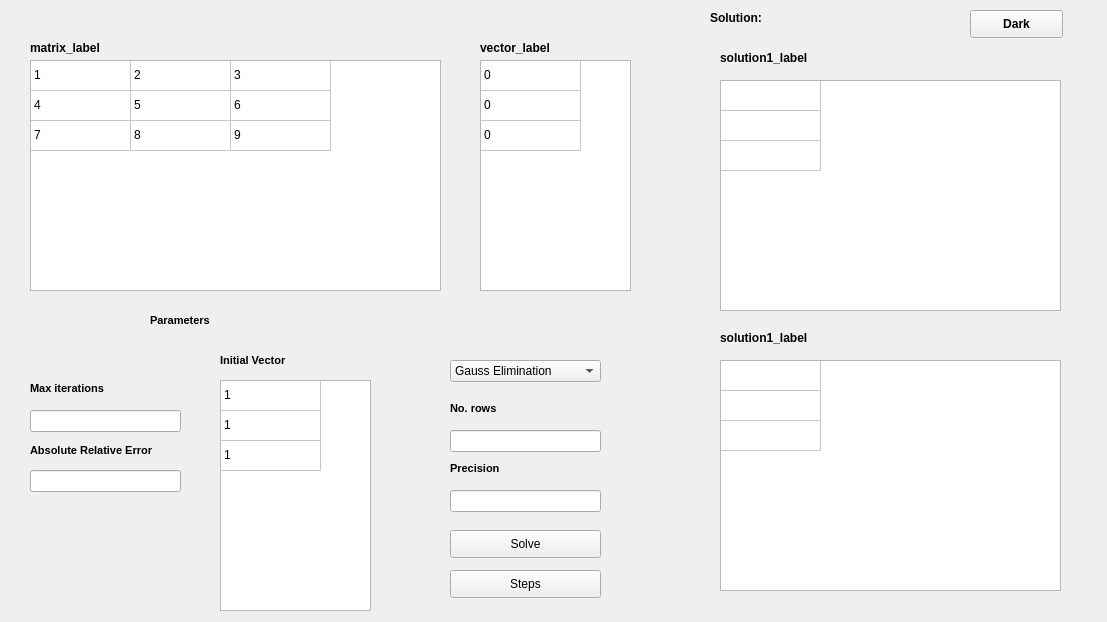
Above: src/ui/mainwindow.ui from Gang-of-CSED/Equator before the change. Below: the same form after it.
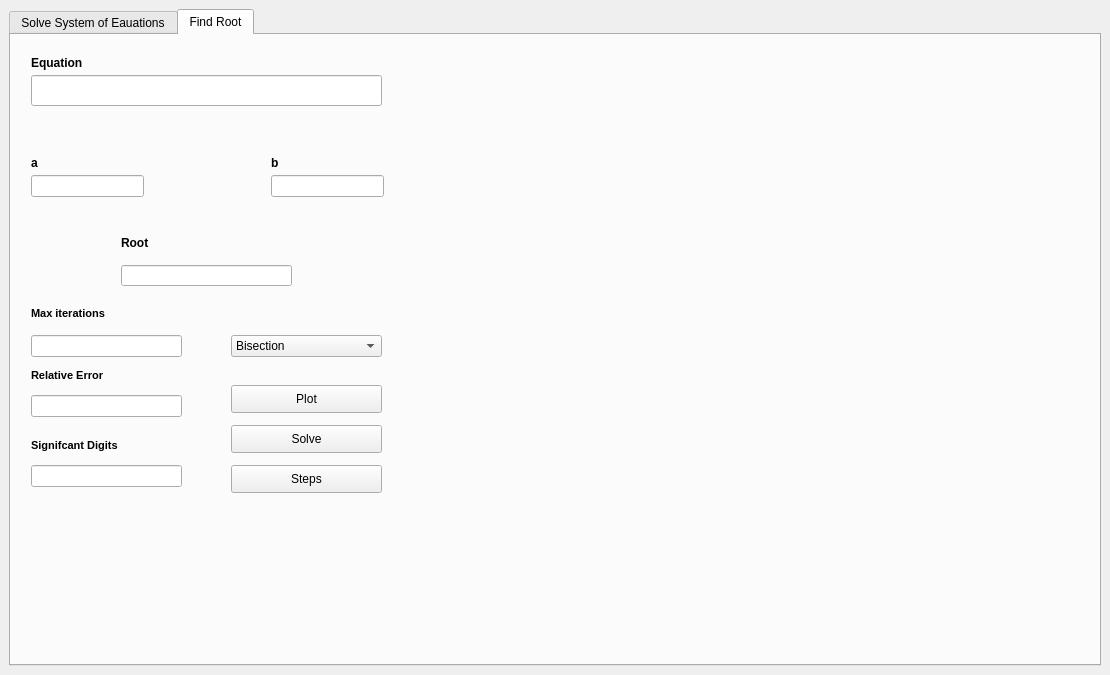
That is the form after the change.

Commit message: added compnents and new tab

The edit to the form file:
```diff
--- a/src/ui/mainwindow.ui
+++ b/src/ui/mainwindow.ui
@@ -6,110 +6,131 @@
    <rect>
     <x>0</x>
     <y>0</y>
-    <width>1107</width>
-    <height>622</height>
+    <width>1110</width>
+    <height>675</height>
    </rect>
   </property>
   <property name="windowTitle">
    <string>Equator</string>
   </property>
   <widget class="QWidget" name="centralwidget">
-   <widget class="QTableWidget" name="matrixTable">
-    <property name="geometry">
-     <rect>
-      <x>30</x>
-      <y>60</y>
-      <width>411</width>
-      <height>231</height>
-     </rect>
-    </property>
-    <attribute name="horizontalHeaderVisible">
-     <bool>false</bool>
-    </attribute>
-    <attribute name="verticalHeaderVisible">
-     <bool>false</bool>
-    </attribute>
-    <row>
-     <property name="text">
-      <string>1</string>
-     </property>
-    </row>
-    <row>
-     <property name="text">
-      <string>2</string>
-     </property>
-    </row>
-    <row>
-     <property name="text">
-      <string>3</string>
-     </property>
-    </row>
-    <column>
-     <property name="text">
-      <string>a</string>
-     </property>
-    </column>
-    <column>
-     <property name="text">
-      <string>b</string>
-     </property>
-    </column>
-    <column>
-     <property name="text">
-      <string>c</string>
-     </property>
-    </column>
-    <item row="0" column="0">
-     <property name="text">
-      <string>1</string>
-     </property>
-    </item>
-    <item row="0" column="1">
-     <property name="text">
-      <string>2</string>
-     </property>
-    </item>
-    <item row="0" column="2">
-     <property name="text">
-      <string>3</string>
-     </property>
-    </item>
+   <layout class="QGridLayout" name="gridLayout">
     <item row="1" column="0">
-     <property name="text">
-      <string>4</string>
-     </property>
-    </item>
-    <item row="1" column="1">
+     <widget class="QTabWidget" name="tabWidget">
+      <property name="currentIndex">
+       <number>1</number>
+      </property>
+      <widget class="QWidget" name="tabMatrix">
+       <attribute name="title">
+        <string>Solve System of Eauations</string>
+       </attribute>
+       <widget class="QPushButton" name="stepsButton">
+        <property name="geometry">
+         <rect>
+          <x>440</x>
+          <y>560</y>
+          <width>151</width>
+          <height>28</height>
+         </rect>
+        </property>
      <property name="text">
-      <string>5</string>
-     </property>
-    </item>
-    <item row="1" column="2">
+         <string>Steps</string>
+        </property>
+       </widget>
+       <widget class="QLabel" name="solutionErrorLabel">
+        <property name="geometry">
+         <rect>
+          <x>710</x>
+          <y>20</y>
+          <width>301</width>
+          <height>16</height>
+         </rect>
+        </property>
+        <property name="font">
+         <font>
+          <pointsize>11</pointsize>
+          <weight>75</weight>
+          <bold>true</bold>
+         </font>
+        </property>
      <property name="text">
-      <string>6</string>
-     </property>
-    </item>
-    <item row="2" column="0">
+         <string/>
+        </property>
+       </widget>
+       <widget class="QLineEdit" name="precisionLine">
+        <property name="geometry">
+         <rect>
+          <x>440</x>
+          <y>480</y>
+          <width>151</width>
+          <height>22</height>
+         </rect>
+        </property>
+       </widget>
+       <widget class="QLabel" name="errorLabel">
+        <property name="geometry">
+         <rect>
+          <x>20</x>
+          <y>430</y>
+          <width>161</width>
+          <height>21</height>
+         </rect>
+        </property>
+        <property name="font">
+         <font>
+          <pointsize>8</pointsize>
+          <weight>75</weight>
+          <bold>true</bold>
+         </font>
+        </property>
      <property name="text">
-      <string>7</string>
-     </property>
-    </item>
-    <item row="2" column="1">
+         <string>Absolute Relative Error</string>
+        </property>
+       </widget>
+       <widget class="QLabel" name="vectorLabel">
+        <property name="geometry">
+         <rect>
+          <x>470</x>
+          <y>30</y>
+          <width>131</width>
+          <height>16</height>
+         </rect>
+        </property>
+        <property name="font">
+         <font>
+          <weight>75</weight>
+          <bold>true</bold>
+         </font>
+        </property>
      <property name="text">
-      <string>8</string>
-     </property>
-    </item>
-    <item row="2" column="2">
+         <string>vector_label</string>
+        </property>
+       </widget>
+       <widget class="QLabel" name="initialLabel">
+        <property name="geometry">
+         <rect>
+          <x>210</x>
+          <y>340</y>
+          <width>81</width>
+          <height>21</height>
+         </rect>
+        </property>
+        <property name="font">
+         <font>
+          <pointsize>8</pointsize>
+          <weight>75</weight>
+          <bold>true</bold>
+         </font>
+        </property>
      <property name="text">
-      <string>9</string>
-     </property>
-    </item>
+         <string>Initial Vector</string>
+        </property>
    </widget>
    <widget class="QComboBox" name="operationComboBox">
     <property name="geometry">
      <rect>
-      <x>450</x>
-      <y>360</y>
+          <x>440</x>
+          <y>350</y>
       <width>151</width>
       <height>22</height>
      </rect>
@@ -150,75 +171,49 @@
      </property>
     </item>
    </widget>
-   <widget class="QPushButton" name="solveButton">
+       <widget class="QLabel" name="solutionLabel_1">
     <property name="geometry">
      <rect>
-      <x>450</x>
-      <y>530</y>
-      <width>151</width>
-      <height>28</height>
-     </rect>
-    </property>
+          <x>710</x>
+          <y>40</y>
+          <width>121</width>
+          <height>16</height>
+         </rect>
+        </property>
+        <property name="font">
+         <font>
+          <weight>75</weight>
+          <bold>true</bold>
+         </font>
+        </property>
     <property name="text">
-     <string>Solve</string>
-    </property>
-   </widget>
-   <widget class="QTableWidget" name="vectorTable">
+         <string>solution1_label</string>
+        </property>
+       </widget>
+       <widget class="QLabel" name="matrixLabel">
     <property name="geometry">
      <rect>
-      <x>480</x>
-      <y>60</y>
-      <width>151</width>
-      <height>231</height>
-     </rect>
-    </property>
-    <attribute name="horizontalHeaderVisible">
-     <bool>false</bool>
-    </attribute>
-    <attribute name="verticalHeaderVisible">
-     <bool>false</bool>
-    </attribute>
-    <row>
-     <property name="text">
-      <string>1</string>
-     </property>
-    </row>
-    <row>
+          <x>20</x>
+          <y>30</y>
+          <width>131</width>
+          <height>16</height>
+         </rect>
+        </property>
+        <property name="font">
+         <font>
+          <weight>75</weight>
+          <bold>true</bold>
+         </font>
+        </property>
      <property name="text">
-      <string>2</string>
-     </property>
-    </row>
-    <row>
-     <property name="text">
-      <string>3</string>
-     </property>
-    </row>
-    <column>
-     <property name="text">
-      <string>X</string>
-     </property>
-    </column>
-    <item row="0" column="0">
-     <property name="text">
-      <string>0</string>
-     </property>
-    </item>
-    <item row="1" column="0">
-     <property name="text">
-      <string>0</string>
-     </property>
-    </item>
-    <item row="2" column="0">
-     <property name="text">
-      <string>0</string>
-     </property>
-    </item>
+         <string>matrix_label</string>
+        </property>
    </widget>
    <widget class="QLabel" name="solutionLabel">
     <property name="geometry">
      <rect>
-      <x>710</x>
-      <y>10</y>
+          <x>700</x>
+          <y>0</y>
       <width>55</width>
       <height>16</height>
      </rect>
@@ -233,125 +228,34 @@
      <string>Solution:</string>
     </property>
    </widget>
-   <widget class="QTableWidget" name="solutionMatrix_1">
+       <widget class="QPushButton" name="solveButton">
     <property name="geometry">
      <rect>
-      <x>720</x>
-      <y>80</y>
-      <width>341</width>
-      <height>231</height>
-     </rect>
-    </property>
-    <property name="showGrid">
-     <bool>true</bool>
-    </property>
-    <attribute name="horizontalHeaderVisible">
-     <bool>false</bool>
-    </attribute>
-    <attribute name="verticalHeaderVisible">
-     <bool>false</bool>
-    </attribute>
-    <row>
+          <x>440</x>
+          <y>520</y>
+          <width>151</width>
+          <height>28</height>
+         </rect>
+        </property>
      <property name="text">
-      <string>1</string>
-     </property>
-    </row>
-    <row>
-     <property name="text">
-      <string>2</string>
-     </property>
-    </row>
-    <row>
-     <property name="text">
-      <string>3</string>
-     </property>
-    </row>
-    <column>
-     <property name="text">
-      <string/>
-     </property>
-    </column>
-    <item row="0" column="0">
-     <property name="text">
-      <string/>
-     </property>
-    </item>
-    <item row="1" column="0">
-     <property name="text">
-      <string/>
-     </property>
-    </item>
-    <item row="2" column="0">
-     <property name="text">
-      <string/>
-     </property>
-    </item>
-   </widget>
-   <widget class="QLabel" name="noRowsLabel">
+         <string>Solve</string>
+        </property>
+       </widget>
+       <widget class="QLineEdit" name="errorLine">
     <property name="geometry">
      <rect>
-      <x>450</x>
-      <y>400</y>
-      <width>55</width>
-      <height>16</height>
-     </rect>
-    </property>
-    <property name="font">
-     <font>
-      <pointsize>8</pointsize>
-      <weight>75</weight>
-      <bold>true</bold>
-     </font>
-    </property>
-    <property name="text">
-     <string>No. rows</string>
-    </property>
-   </widget>
-   <widget class="QLineEdit" name="noRowsLine">
-    <property name="geometry">
-     <rect>
-      <x>450</x>
-      <y>430</y>
-      <width>151</width>
-      <height>22</height>
-     </rect>
-    </property>
-   </widget>
-   <widget class="QLineEdit" name="precisionLine">
-    <property name="geometry">
-     <rect>
-      <x>450</x>
-      <y>490</y>
-      <width>151</width>
-      <height>22</height>
-     </rect>
-    </property>
-   </widget>
-   <widget class="QLabel" name="precisionLabel">
-    <property name="geometry">
-     <rect>
-      <x>450</x>
+          <x>20</x>
       <y>460</y>
-      <width>55</width>
-      <height>16</height>
-     </rect>
-    </property>
-    <property name="font">
-     <font>
-      <pointsize>8</pointsize>
-      <weight>75</weight>
-      <bold>true</bold>
-     </font>
-    </property>
-    <property name="text">
-     <string>Precision</string>
-    </property>
+          <width>151</width>
+          <height>22</height>
+         </rect>
+        </property>
    </widget>
    <widget class="QLabel" name="parametersLabel">
     <property name="geometry">
      <rect>
-      <x>150</x>
-      <y>310</y>
+          <x>140</x>
+          <y>300</y>
       <width>81</width>
       <height>21</height>
      </rect>
@@ -367,11 +271,31 @@
      <string>Parameters</string>
     </property>
    </widget>
+       <widget class="QLabel" name="noRowsLabel">
+        <property name="geometry">
+         <rect>
+          <x>440</x>
+          <y>390</y>
+          <width>55</width>
+          <height>16</height>
+         </rect>
+        </property>
+        <property name="font">
+         <font>
+          <pointsize>8</pointsize>
+          <weight>75</weight>
+          <bold>true</bold>
+         </font>
+        </property>
+        <property name="text">
+         <string>No. rows</string>
+        </property>
+       </widget>
    <widget class="QTableWidget" name="initialTable">
     <property name="geometry">
      <rect>
-      <x>220</x>
-      <y>380</y>
+          <x>210</x>
+          <y>370</y>
       <width>151</width>
       <height>231</height>
      </rect>
@@ -418,13 +342,13 @@
      </property>
     </item>
    </widget>
-   <widget class="QLabel" name="initialLabel">
+       <widget class="QLabel" name="precisionLabel">
     <property name="geometry">
      <rect>
-      <x>220</x>
-      <y>350</y>
-      <width>81</width>
-      <height>21</height>
+          <x>440</x>
+          <y>450</y>
+          <width>61</width>
+          <height>16</height>
      </rect>
     </property>
     <property name="font">
@@ -435,112 +359,78 @@
      </font>
     </property>
     <property name="text">
-     <string>Initial Vector</string>
-    </property>
-   </widget>
+         <string>Precision</string>
+        </property>
+       </widget>
+       <widget class="QTableWidget" name="solutionMatrix_1">
+        <property name="geometry">
+         <rect>
+          <x>710</x>
+          <y>70</y>
+          <width>341</width>
+          <height>231</height>
+         </rect>
+        </property>
+        <property name="showGrid">
+         <bool>true</bool>
+        </property>
+        <attribute name="horizontalHeaderVisible">
+         <bool>false</bool>
+        </attribute>
+        <attribute name="verticalHeaderVisible">
+         <bool>false</bool>
+        </attribute>
+        <row>
+         <property name="text">
+          <string>1</string>
+         </property>
+        </row>
+        <row>
+         <property name="text">
+          <string>2</string>
+         </property>
+        </row>
+        <row>
+         <property name="text">
+          <string>3</string>
+         </property>
+        </row>
+        <column>
+         <property name="text">
+          <string/>
+         </property>
+        </column>
+        <item row="0" column="0">
+         <property name="text">
+          <string/>
+         </property>
+        </item>
+        <item row="1" column="0">
+         <property name="text">
+          <string/>
+         </property>
+        </item>
+        <item row="2" column="0">
+         <property name="text">
+          <string/>
+         </property>
+        </item>
+       </widget>
    <widget class="QLineEdit" name="iterationLine">
     <property name="geometry">
      <rect>
-      <x>30</x>
-      <y>410</y>
+          <x>20</x>
+          <y>400</y>
       <width>151</width>
       <height>22</height>
      </rect>
     </property>
    </widget>
-   <widget class="QLabel" name="errorLabel">
-    <property name="geometry">
-     <rect>
-      <x>30</x>
-      <y>440</y>
-      <width>161</width>
-      <height>21</height>
-     </rect>
-    </property>
-    <property name="font">
-     <font>
-      <pointsize>8</pointsize>
-      <weight>75</weight>
-      <bold>true</bold>
-     </font>
-    </property>
-    <property name="text">
-     <string>Absolute Relative Error</string>
-    </property>
-   </widget>
-   <widget class="QLineEdit" name="errorLine">
-    <property name="geometry">
-     <rect>
-      <x>30</x>
-      <y>470</y>
-      <width>151</width>
-      <height>22</height>
-     </rect>
-    </property>
-   </widget>
-   <widget class="QLabel" name="iteartionsLabel">
-    <property name="geometry">
-     <rect>
-      <x>30</x>
-      <y>380</y>
-      <width>101</width>
-      <height>16</height>
-     </rect>
-    </property>
-    <property name="font">
-     <font>
-      <pointsize>8</pointsize>
-      <weight>75</weight>
-      <bold>true</bold>
-     </font>
-    </property>
-    <property name="text">
-     <string>Max iterations</string>
-    </property>
-   </widget>
-   <widget class="QLabel" name="solutionLabel_1">
-    <property name="geometry">
-     <rect>
-      <x>720</x>
-      <y>50</y>
-      <width>121</width>
-      <height>16</height>
-     </rect>
-    </property>
-    <property name="font">
-     <font>
-      <weight>75</weight>
-      <bold>true</bold>
-     </font>
-    </property>
-    <property name="text">
-     <string>solution1_label</string>
-    </property>
-   </widget>
-   <widget class="QLabel" name="solutionLabel_2">
-    <property name="geometry">
-     <rect>
-      <x>720</x>
-      <y>330</y>
-      <width>121</width>
-      <height>16</height>
-     </rect>
-    </property>
-    <property name="font">
-     <font>
-      <weight>75</weight>
-      <bold>true</bold>
-     </font>
-    </property>
-    <property name="text">
-     <string>solution1_label</string>
-    </property>
-   </widget>
    <widget class="QTableWidget" name="solutionMatrix_2">
     <property name="geometry">
      <rect>
-      <x>720</x>
-      <y>360</y>
+          <x>710</x>
+          <y>350</y>
       <width>341</width>
       <height>231</height>
      </rect>
@@ -590,50 +480,63 @@
      </property>
     </item>
    </widget>
-   <widget class="QLabel" name="matrixLabel">
+       <widget class="QTableWidget" name="vectorTable">
     <property name="geometry">
      <rect>
-      <x>30</x>
-      <y>40</y>
-      <width>131</width>
-      <height>16</height>
-     </rect>
-    </property>
-    <property name="font">
-     <font>
-      <weight>75</weight>
-      <bold>true</bold>
-     </font>
-    </property>
+          <x>470</x>
+          <y>50</y>
+          <width>151</width>
+          <height>231</height>
+         </rect>
+        </property>
+        <attribute name="horizontalHeaderVisible">
+         <bool>false</bool>
+        </attribute>
+        <attribute name="verticalHeaderVisible">
+         <bool>false</bool>
+        </attribute>
+        <row>
+         <property name="text">
+          <string>1</string>
+         </property>
+        </row>
+        <row>
     <property name="text">
-     <string>matrix_label</string>
-    </property>
-   </widget>
-   <widget class="QLabel" name="vectorLabel">
-    <property name="geometry">
-     <rect>
-      <x>480</x>
-      <y>40</y>
-      <width>131</width>
-      <height>16</height>
-     </rect>
-    </property>
-    <property name="font">
-     <font>
-      <weight>75</weight>
-      <bold>true</bold>
-     </font>
-    </property>
+          <string>2</string>
+         </property>
+        </row>
+        <row>
+         <property name="text">
+          <string>3</string>
+         </property>
+        </row>
+        <column>
+         <property name="text">
+          <string>X</string>
+         </property>
+        </column>
+        <item row="0" column="0">
     <property name="text">
-     <string>vector_label</string>
-    </property>
-   </widget>
-   <widget class="QLabel" name="solutionErrorLabel">
+          <string>0</string>
+         </property>
+        </item>
+        <item row="1" column="0">
+         <property name="text">
+          <string>0</string>
+         </property>
+        </item>
+        <item row="2" column="0">
+         <property name="text">
+          <string>0</string>
+         </property>
+        </item>
+       </widget>
+       <widget class="QLabel" name="solutionLabel_2">
     <property name="geometry">
      <rect>
-      <x>720</x>
-      <y>30</y>
-      <width>301</width>
+          <x>710</x>
+          <y>320</y>
+          <width>121</width>
       <height>16</height>
      </rect>
     </property>
@@ -651,8 +554,8 @@
    <widget class="QPushButton" name="themeButton">
     <property name="geometry">
      <rect>
-      <x>970</x>
-      <y>10</y>
+          <x>960</x>
+          <y>0</y>
       <width>93</width>
       <height>28</height>
      </rect>
@@ -667,11 +570,354 @@
      <string>Dark</string>
     </property>
    </widget>
-   <widget class="QPushButton" name="stepsButton">
+       <widget class="QTableWidget" name="matrixTable">
     <property name="geometry">
      <rect>
-      <x>450</x>
-      <y>570</y>
+          <x>20</x>
+          <y>50</y>
+          <width>411</width>
+          <height>231</height>
+         </rect>
+        </property>
+        <attribute name="horizontalHeaderVisible">
+         <bool>false</bool>
+        </attribute>
+        <attribute name="verticalHeaderVisible">
+         <bool>false</bool>
+        </attribute>
+        <row>
+         <property name="text">
+          <string>1</string>
+         </property>
+        </row>
+        <row>
+         <property name="text">
+          <string>2</string>
+         </property>
+        </row>
+        <row>
+         <property name="text">
+          <string>3</string>
+         </property>
+        </row>
+        <column>
+         <property name="text">
+          <string>a</string>
+         </property>
+        </column>
+        <column>
+         <property name="text">
+          <string>b</string>
+         </property>
+        </column>
+        <column>
+         <property name="text">
+          <string>c</string>
+         </property>
+        </column>
+        <item row="0" column="0">
+         <property name="text">
+          <string>1</string>
+         </property>
+        </item>
+        <item row="0" column="1">
+         <property name="text">
+          <string>2</string>
+         </property>
+        </item>
+        <item row="0" column="2">
+         <property name="text">
+          <string>3</string>
+         </property>
+        </item>
+        <item row="1" column="0">
+         <property name="text">
+          <string>4</string>
+         </property>
+        </item>
+        <item row="1" column="1">
+         <property name="text">
+          <string>5</string>
+         </property>
+        </item>
+        <item row="1" column="2">
+         <property name="text">
+          <string>6</string>
+         </property>
+        </item>
+        <item row="2" column="0">
+         <property name="text">
+          <string>7</string>
+         </property>
+        </item>
+        <item row="2" column="1">
+         <property name="text">
+          <string>8</string>
+         </property>
+        </item>
+        <item row="2" column="2">
+         <property name="text">
+          <string>9</string>
+         </property>
+        </item>
+       </widget>
+       <widget class="QLineEdit" name="noRowsLine">
+        <property name="geometry">
+         <rect>
+          <x>440</x>
+          <y>420</y>
+          <width>151</width>
+          <height>22</height>
+         </rect>
+        </property>
+       </widget>
+       <widget class="QLabel" name="iteartionsLabel">
+        <property name="geometry">
+         <rect>
+          <x>20</x>
+          <y>370</y>
+          <width>101</width>
+          <height>16</height>
+         </rect>
+        </property>
+        <property name="font">
+         <font>
+          <pointsize>8</pointsize>
+          <weight>75</weight>
+          <bold>true</bold>
+         </font>
+        </property>
+        <property name="text">
+         <string>Max iterations</string>
+        </property>
+       </widget>
+      </widget>
+      <widget class="QWidget" name="tabRoot">
+       <attribute name="title">
+        <string>Find Root</string>
+       </attribute>
+       <widget class="QLineEdit" name="equationLineEdit">
+        <property name="geometry">
+         <rect>
+          <x>20</x>
+          <y>40</y>
+          <width>351</width>
+          <height>31</height>
+         </rect>
+        </property>
+       </widget>
+       <widget class="QLabel" name="equationLabel">
+        <property name="geometry">
+         <rect>
+          <x>20</x>
+          <y>20</y>
+          <width>55</width>
+          <height>16</height>
+         </rect>
+        </property>
+        <property name="font">
+         <font>
+          <weight>75</weight>
+          <bold>true</bold>
+         </font>
+        </property>
+        <property name="text">
+         <string>Equation</string>
+        </property>
+       </widget>
+       <widget class="QLabel" name="input1Label">
+        <property name="geometry">
+         <rect>
+          <x>20</x>
+          <y>120</y>
+          <width>101</width>
+          <height>16</height>
+         </rect>
+        </property>
+        <property name="font">
+         <font>
+          <weight>75</weight>
+          <bold>true</bold>
+         </font>
+        </property>
+        <property name="text">
+         <string>a</string>
+        </property>
+       </widget>
+       <widget class="QLineEdit" name="input1LineEdit">
+        <property name="geometry">
+         <rect>
+          <x>20</x>
+          <y>140</y>
+          <width>113</width>
+          <height>22</height>
+         </rect>
+        </property>
+       </widget>
+       <widget class="QLineEdit" name="input2LineEdit">
+        <property name="geometry">
+         <rect>
+          <x>260</x>
+          <y>140</y>
+          <width>113</width>
+          <height>22</height>
+         </rect>
+        </property>
+       </widget>
+       <widget class="QLabel" name="input2Label">
+        <property name="geometry">
+         <rect>
+          <x>260</x>
+          <y>120</y>
+          <width>101</width>
+          <height>16</height>
+         </rect>
+        </property>
+        <property name="font">
+         <font>
+          <weight>75</weight>
+          <bold>true</bold>
+         </font>
+        </property>
+        <property name="text">
+         <string>b</string>
+        </property>
+       </widget>
+       <widget class="QLineEdit" name="iterationLine_root">
+        <property name="geometry">
+         <rect>
+          <x>20</x>
+          <y>300</y>
+          <width>151</width>
+          <height>22</height>
+         </rect>
+        </property>
+       </widget>
+       <widget class="QLabel" name="iteartionsLabel_root">
+        <property name="geometry">
+         <rect>
+          <x>20</x>
+          <y>270</y>
+          <width>101</width>
+          <height>16</height>
+         </rect>
+        </property>
+        <property name="font">
+         <font>
+          <pointsize>8</pointsize>
+          <weight>75</weight>
+          <bold>true</bold>
+         </font>
+        </property>
+        <property name="text">
+         <string>Max iterations</string>
+        </property>
+       </widget>
+       <widget class="QLineEdit" name="errorLine_root">
+        <property name="geometry">
+         <rect>
+          <x>20</x>
+          <y>360</y>
+          <width>151</width>
+          <height>22</height>
+         </rect>
+        </property>
+       </widget>
+       <widget class="QLabel" name="errorLabel_root">
+        <property name="geometry">
+         <rect>
+          <x>20</x>
+          <y>330</y>
+          <width>161</width>
+          <height>21</height>
+         </rect>
+        </property>
+        <property name="font">
+         <font>
+          <pointsize>8</pointsize>
+          <weight>75</weight>
+          <bold>true</bold>
+         </font>
+        </property>
+        <property name="text">
+         <string>Relative Error</string>
+        </property>
+       </widget>
+       <widget class="QLineEdit" name="signLine_root">
+        <property name="geometry">
+         <rect>
+          <x>20</x>
+          <y>430</y>
+          <width>151</width>
+          <height>22</height>
+         </rect>
+        </property>
+       </widget>
+       <widget class="QLabel" name="signLabel_root">
+        <property name="geometry">
+         <rect>
+          <x>20</x>
+          <y>400</y>
+          <width>161</width>
+          <height>21</height>
+         </rect>
+        </property>
+        <property name="font">
+         <font>
+          <pointsize>8</pointsize>
+          <weight>75</weight>
+          <bold>true</bold>
+         </font>
+        </property>
+        <property name="text">
+         <string>Signifcant Digits</string>
+        </property>
+       </widget>
+       <widget class="QComboBox" name="operationComboBox_root">
+        <property name="geometry">
+         <rect>
+          <x>220</x>
+          <y>300</y>
+          <width>151</width>
+          <height>22</height>
+         </rect>
+        </property>
+        <item>
+         <property name="text">
+          <string>Bisection</string>
+         </property>
+        </item>
+        <item>
+         <property name="text">
+          <string>False-Position</string>
+         </property>
+        </item>
+        <item>
+         <property name="text">
+          <string>Fixed point</string>
+         </property>
+        </item>
+        <item>
+         <property name="text">
+          <string>Original Newton-Raphson</string>
+         </property>
+        </item>
+        <item>
+         <property name="text">
+          <string>Modified Newton-Raphson</string>
+         </property>
+        </item>
+        <item>
+         <property name="text">
+          <string>Secant Method</string>
+         </property>
+        </item>
+       </widget>
+       <widget class="QPushButton" name="stepsButton_root">
+        <property name="geometry">
+         <rect>
+          <x>220</x>
+          <y>430</y>
       <width>151</width>
       <height>28</height>
      </rect>
@@ -680,6 +926,65 @@
      <string>Steps</string>
     </property>
    </widget>
+       <widget class="QPushButton" name="solveButton_root">
+        <property name="geometry">
+         <rect>
+          <x>220</x>
+          <y>390</y>
+          <width>151</width>
+          <height>28</height>
+         </rect>
+        </property>
+        <property name="text">
+         <string>Solve</string>
+        </property>
+       </widget>
+       <widget class="QPushButton" name="plotButton">
+        <property name="geometry">
+         <rect>
+          <x>220</x>
+          <y>350</y>
+          <width>151</width>
+          <height>28</height>
+         </rect>
+        </property>
+        <property name="text">
+         <string>Plot</string>
+        </property>
+       </widget>
+       <widget class="QLineEdit" name="rootLineEdit">
+        <property name="geometry">
+         <rect>
+          <x>110</x>
+          <y>230</y>
+          <width>171</width>
+          <height>21</height>
+         </rect>
+        </property>
+       </widget>
+       <widget class="QLabel" name="rootLabel">
+        <property name="geometry">
+         <rect>
+          <x>110</x>
+          <y>200</y>
+          <width>55</width>
+          <height>16</height>
+         </rect>
+        </property>
+        <property name="font">
+         <font>
+          <weight>75</weight>
+          <bold>true</bold>
+         </font>
+        </property>
+        <property name="text">
+         <string>Root</string>
+        </property>
+       </widget>
+      </widget>
+     </widget>
+    </item>
+   </layout>
   </widget>
  </widget>
  <resources/>
```
Left out of the diff: 3 changed lines with no effect on the pictures. Lines whose indentation alone changed are shown as unchanged. The commit also changes 4 other files.
